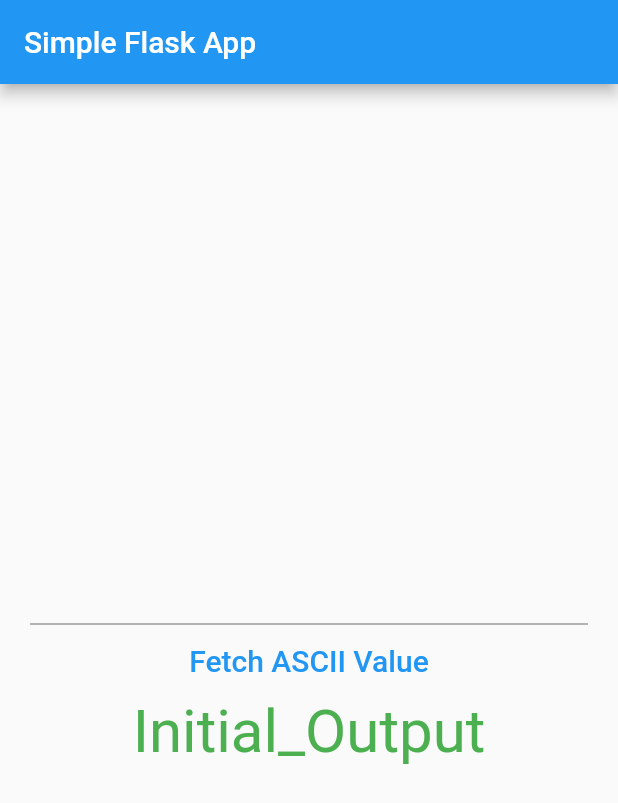
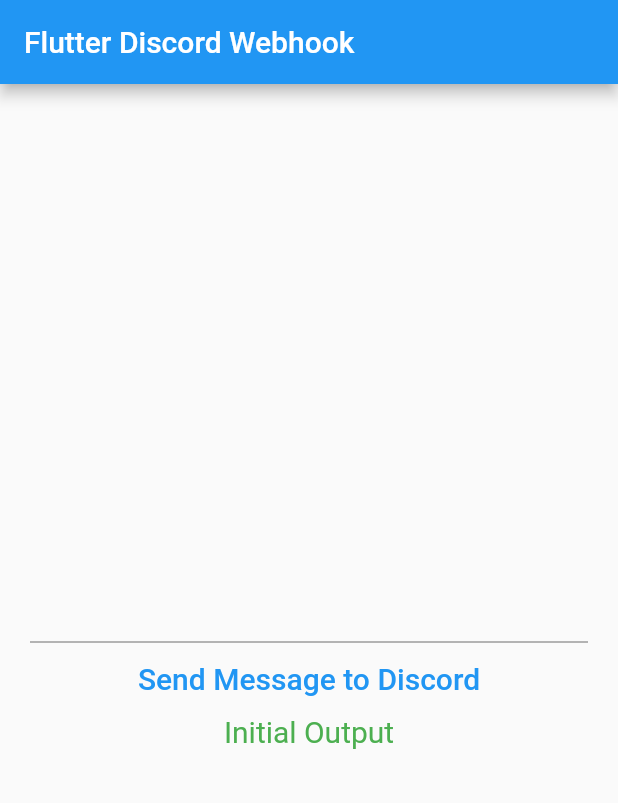
Before and after one commit to hkhy2145/pfg, a Flutter app: the screen it shows after launch, on a phone screen of 412 x 824 dp. Shown: the top 803 px of the screen. Run offline on Flutter 3.47's test engine with Material 2 defaults, Android fonts, the phone set to English and light mode, and no system bars.

Commit message:
Update home.dart

```diff
--- a/lib/home.dart
+++ b/lib/home.dart
@@ -1,5 +1,5 @@
-import 'package:app/function.dart';
 import 'package:flutter/material.dart';
+import 'package:http/http.dart' as http; // Import the http package
 
 class Home extends StatefulWidget {
   const Home({Key? key}) : super(key: key);
@@ -11,11 +11,15 @@ class Home extends StatefulWidget {
 class _HomeState extends State<Home> {
   String url = '';
   var data;
-  String output = 'Initial_Output';
+  String output = 'Initial Output';
+
+  // Define your Discord webhook URL
+  final webhookUrl = 'https://discord.com/api/webhooks/1165290854416646225/NFI2Puw2SYeWNetzEm9sr_KtCSjEA-6CS54hTQZDCy7LD-EYLuv0rM2oioO7ObazFZvU';
+
   @override
   Widget build(BuildContext context) {
     return Scaffold(
-      appBar: AppBar(title: Text('Simple Flask App')),
+      appBar: AppBar(title: Text('Flutter Discord Webhook')),
       body: Center(
         child: Container(
           padding: EdgeInsets.all(20),
@@ -28,21 +32,43 @@ class _HomeState extends State<Home> {
             TextButton(
               onPressed: () async {
                 data = await fetchdata('https://api64.ipify.org?format=json');
+                var decoded = jsonDecode(data);
+
+                // Send a message to the Discord webhook
+                await sendToDiscordWebhook('Message: ${decoded['output']}');
+
                 setState(() {
-                    output = 'goooooood';
+                  output = 'Message sent to Discord!';
                 });
               },
               child: Text(
-                  'Fetch ASCII Value',
+                'Send Message to Discord',
                 style: TextStyle(fontSize: 20),
-                )),
+              ),
+            ),
             Text(
               output,
-              style: TextStyle(fontSize: 40, color: Colors.green),
+              style: TextStyle(fontSize: 20, color: Colors.green),
             )
           ]),
         ),
       ),
     );
   }
+
+  Future<void> sendToDiscordWebhook(String message) async {
+    final response = await http.post(
+      Uri.parse(webhookUrl),
+      headers: {'Content-Type': 'application/json'},
+      body: jsonEncode({'content': message}),
+    );
+
+    if (response.statusCode == 200) {
+      print('Message sent to Discord successfully');
+    } else {
+      print('Failed to send message to Discord: ${response.statusCode}');
     }
+  }
+
+  // Your fetchdata and other methods go here
+}
```
Lines whose indentation alone changed are shown as unchanged.
